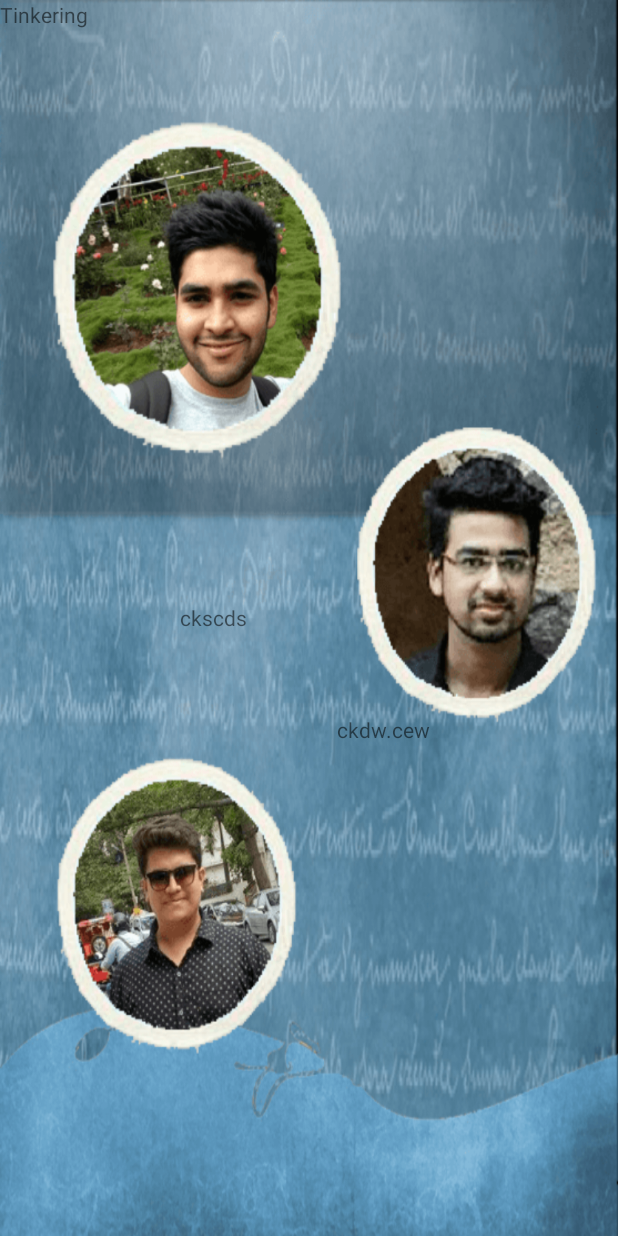
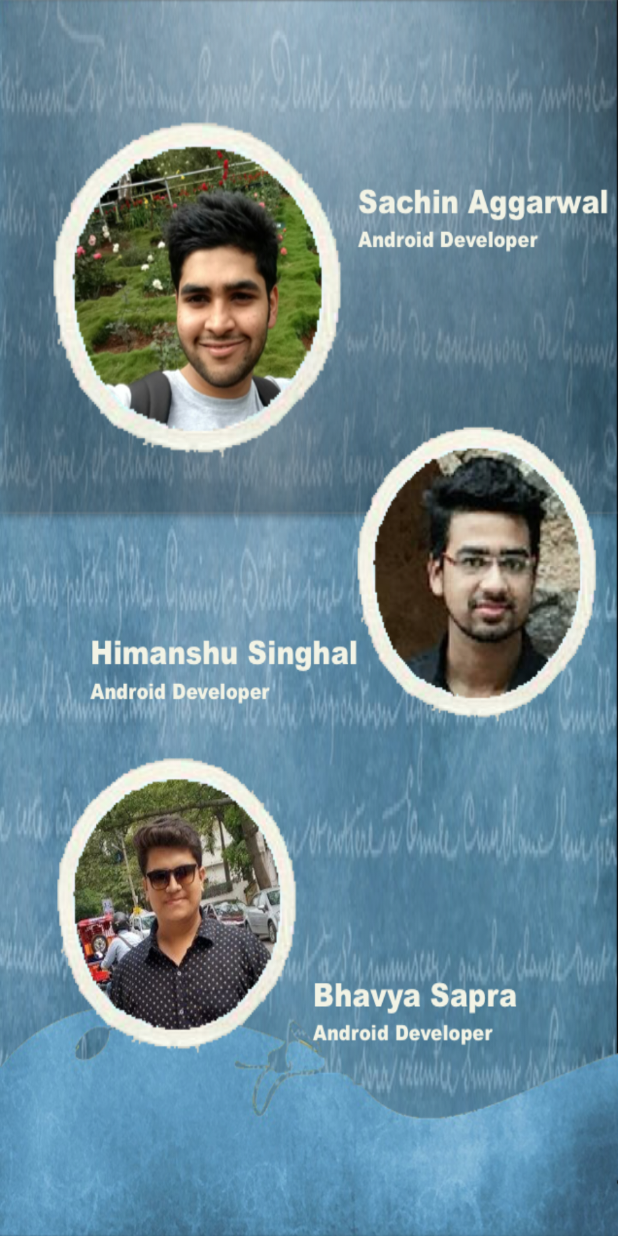
Before and after one commit to codingblazer/TnM17, an Android app: the fragment Developers shown on its own in the app's theme, on a phone screen of 412 x 824 dp. Run offline under Robolectric (Android 15) with nearby library versions, the phone set to English and light mode, and no system bars.

Commit message:
Final App Version 1

```diff
--- a/app/src/main/res/layout/fragment_developers.xml
+++ b/app/src/main/res/layout/fragment_developers.xml
@@ -5,45 +5,8 @@
     android:background="@drawable/devpage"
     tools:context=".Home">
 
-    <TextView
-        android:layout_width="wrap_content"
-        android:layout_height="wrap_content"
-        android:id="@+id/sachin"
-        android:text="Tinkering "
-        />
 
-    <TextView
-        android:layout_width="wrap_content"
-        android:layout_height="wrap_content"
-        android:id="@+id/himanshu"
-        android:text="ckscds"
-        android:layout_centerVertical="true"
-        android:layout_toRightOf="@+id/intro"
-        android:layout_toEndOf="@+id/intro"
-        android:layout_marginLeft="18dp"
-        android:layout_marginStart="18dp" />
 
-    <TextView
-        android:layout_width="wrap_content"
-        android:layout_height="wrap_content"
-        android:id="@+id/bhavya"
-        android:text="ckdw.cew"
-        android:layout_below="@+id/himanshu"
-        android:layout_toRightOf="@+id/himanshu"
-        android:layout_toEndOf="@+id/himanshu"
-        android:layout_marginLeft="60dp"
-        android:layout_marginStart="60dp"
-        android:layout_marginTop="55dp" />
 
-    <TextView
-        android:layout_width="wrap_content"
-        android:layout_height="wrap_content"
-        android:id="@+id/intro"
-        android:paddingBottom="30dp"
-        android:layout_alignParentBottom="true"
-        android:layout_toRightOf="@+id/sachin"
-        android:layout_toEndOf="@+id/sachin"
-        android:layout_marginLeft="40dp"
-        android:layout_marginStart="40dp"
-        android:layout_marginBottom="21dp" />
+
 </RelativeLayout>
--- a/app/src/main/res/layout/fragment_list.xml
+++ b/app/src/main/res/layout/fragment_list.xml
@@ -4,4 +4,6 @@
     android:layout_height="fill_parent"
     android:divider="#ddd"
     android:dividerHeight="1px"
-    android:scrollbars="none" />
+    android:scrollbars="none"
+    android:layout_marginLeft="20dp"
+    android:paddingLeft="20dp"/>
--- a/app/src/main/res/layout/fragment_schedule.xml
+++ b/app/src/main/res/layout/fragment_schedule.xml
@@ -31,7 +31,7 @@
         <TextView
             android:layout_width="fill_parent"
             android:layout_height="match_parent"
-            android:background="@drawable/pic0"
+            android:background="@drawable/logofull"
             android:gravity="center" />
 
         <com.example.sachinaggarwal.tnm17.ParallaxViewPager.PagerSlidingTabStrip
--- a/app/src/main/res/layout/fragment_search_results.xml
+++ b/app/src/main/res/layout/fragment_search_results.xml
@@ -7,7 +7,7 @@
     <TextView
         android:layout_width="wrap_content"
         android:layout_height="wrap_content"
-        android:text="Search Results Fragment"
+        android:text="Nothing Found"
         android:textSize="25sp"
         android:layout_marginTop="225dp"
         android:id="@+id/textView"
```
Also changed, not shown: app/src/main/java/com/example/sachinaggarwal/tnm17/EventDetails.java (+16 -0 lines), app/src/main/java/com/example/sachinaggarwal/tnm17/Fragments/Events.java (+7 -7 lines), app/src/main/java/com/example/sachinaggarwal/tnm17/Home.java (+12 -12 lines), app/src/main/res/layout/fragment_events.xml (+8 -8 lines), app/src/main/res/menu/activity_home_drawer.xml (+1 -8 lines), app/src/main/res/drawable/cultural.png (added), app/src/main/res/drawable/devpage.png, app/src/main/res/drawable/literary.png (added), app/src/main/res/drawable/sports.png (added), app/src/main/res/drawable/tech.png (added).
